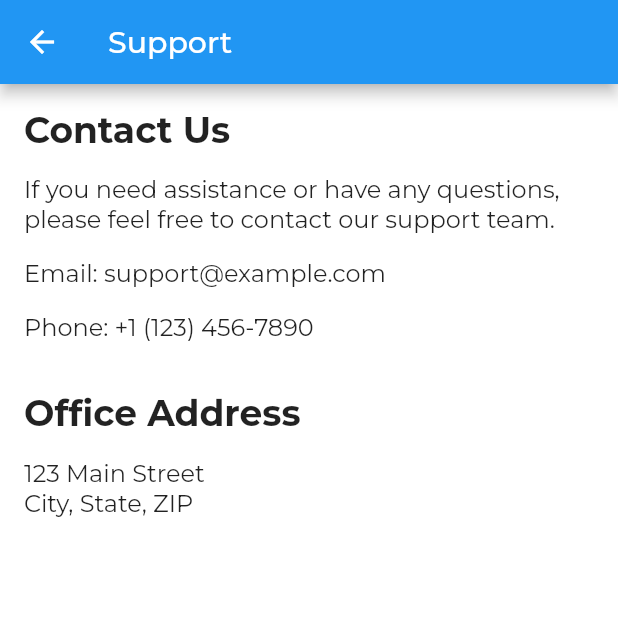
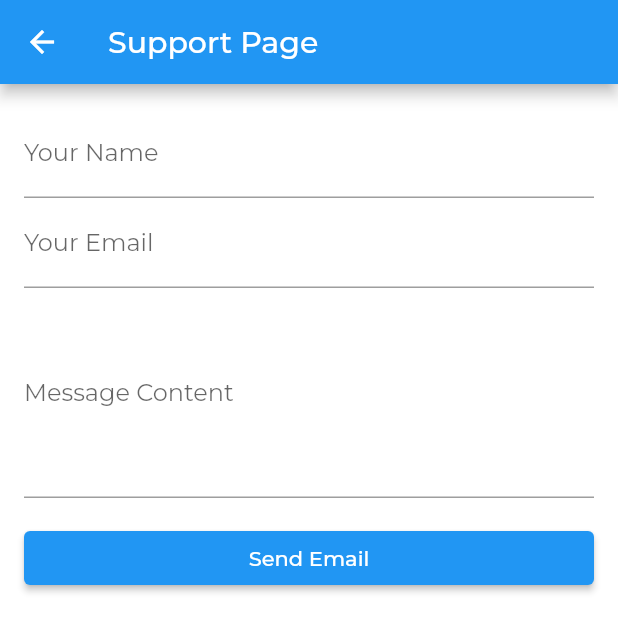
Before and after one commit to SCUMBAG0LEE/E-Commerce-Marketplace, a Flutter app: the SupportPage screen opened directly, on a phone screen of 412 x 824 dp. Shown: the top 632 px of the screen. Run offline on Flutter 3.47's test engine with Material 2 defaults, Android fonts, the phone set to English and light mode, and no system bars; our stand-ins replace card_swiper, firebase_auth, firebase_core, flutter_rating_bar, flutter_svg, google_maps_flutter and 1 more; missing offline and left inert: mailer, rubber; accounts and stored records are empty; project files that could hold a hidden picture were left out.

Commit message:
Update support_page.dart

```diff
--- a/lib/screens/support_page.dart
+++ b/lib/screens/support_page.dart
@@ -1,59 +1,120 @@
 import 'package:flutter/material.dart';
+import 'package:mailer/mailer.dart';
+import 'package:mailer/smtp_server.dart';
 
-class SupportPage extends StatelessWidget {
+void main() => runApp(MyApp());
+
+class MyApp extends StatelessWidget {
+  @override
+  Widget build(BuildContext context) {
+    return MaterialApp(
+      home: SupportPage(),
+    );
+  }
+}
+
+class SupportPage extends StatefulWidget {
+  @override
+  _SupportPageState createState() => _SupportPageState();
+}
+
+class _SupportPageState extends State<SupportPage> {
+  final GlobalKey<FormState> _formKey = GlobalKey<FormState>();
+  final TextEditingController _senderEmailController = TextEditingController();
+  final TextEditingController _senderNameController = TextEditingController();
+  final TextEditingController _textEditingController = TextEditingController();
+
+  @override
+  void dispose() {
+    _senderEmailController.dispose();
+    _senderNameController.dispose();
+    _textEditingController.dispose();
+    super.dispose();
+  }
+
+  Future<void> _sendEmail() async {
+    final senderEmail = _senderEmailController.text;
+    final senderName = _senderNameController.text;
+    final recipientEmail = "darkpaladincreeper@gmail.com";
+    final recipientName = "Bad Tech Support";
+    final textContent = _textEditingController.text;
+
+    final smtpServer = SmtpServer('smtp-relay.sendinblue.com',
+        username: 'williamgunawan233@gmail.com',
+        password: 'MnKBNUq3JfFtj9Vx',
+        port: 587,
+        ssl: false);
+
+    final message = Message()
+      ..from = Address(senderEmail, senderName)
+      ..recipients.add(Address(recipientEmail, recipientName))
+      ..subject = 'Bad Tech Support Page'
+      ..text = textContent;
+
+    try {
+      final sendReport = await send(message, smtpServer);
+      print('Mailer Information:\nConnection Opened: ${sendReport.connectionOpened} \nMessage Start: ${sendReport.messageSendingStart} \nMessage End: ${sendReport.messageSendingEnd} \nMail: ${sendReport.mail}');
+    } on MailerException catch (e) {
+      print('Message not sent. $e');
+    }
+  }
+
   @override
   Widget build(BuildContext context) {
     return Scaffold(
       appBar: AppBar(
-        title: Text('Support'),
+        title: Text('Support Page'),
+        backgroundColor: Colors.blue,
       ),
-
-      backgroundColor: Colors.white,
-      body: Padding(
+      body: Container(
+        color: Colors.white, // Set the background color to white
         padding: EdgeInsets.all(16.0),
-        child: Column(
-          crossAxisAlignment: CrossAxisAlignment.start,
-          children: <Widget>[
-            Text(
-              'Contact Us',
-              style: TextStyle(
-                fontSize: 24,
-                fontWeight: FontWeight.bold,
+        child: Form(
+          key: _formKey,
+          child: ListView(
+            children: <Widget>[
+              TextFormField(
+                controller: _senderNameController,
+                decoration: InputDecoration(labelText: 'Your Name'),
+                validator: (value) {
+                  if (value.toString().isEmpty) {
+                    return 'Please Enter Your Name';
+                  }
+                  return null;
+                },
               ),
-            ),
-            SizedBox(height: 16),
-            Text(
-              'If you need assistance or have any questions, please feel free to contact our support team.',
-              style: TextStyle(fontSize: 16),
-            ),
-            SizedBox(height: 16),
-            Text(
-              'Email: support@example.com',
-              style: TextStyle(fontSize: 16),
-            ),
-            SizedBox(height: 16),
-            Text(
-              'Phone: +1 (123) 456-7890',
-              style: TextStyle(fontSize: 16),
-            ),
-            SizedBox(height: 32),
-            Text(
-              'Office Address',
-              style: TextStyle(
-                fontSize: 24,
-                fontWeight: FontWeight.bold,
+              TextFormField(
+                controller: _senderEmailController,
+                decoration: InputDecoration(labelText: 'Your Email'),
+                validator: (value) {
+                  if (value.toString().isEmpty) {
+                    return 'Please Enter Your Email Address';
+                  }
+                  return null;
+                },
               ),
-            ),
-            SizedBox(height: 16),
-            Text(
-              '123 Main Street',
-              style: TextStyle(fontSize: 16),
-            ),
-            Text(
-              'City, State, ZIP',
-              style: TextStyle(fontSize: 16),
-            ),
-          ],
+              TextFormField(
+                controller: _textEditingController,
+                decoration: InputDecoration(labelText: 'Message Content'),
+                validator: (value) {
+                  if (value.toString().isEmpty) {
+                    return 'Please Enter The Message Content';
+                  }
+                  return null;
+                },
+                maxLines: 5,
+              ),
+              SizedBox(height: 16.0),
+              ElevatedButton(
+                onPressed: () {
+                  if (_formKey.currentState!.validate()) {
+                    _sendEmail();
+                  }
+                },
+                child: Text('Send Email'),
+              ),
+            ],
+          ),
         ),
       ),
     );
```
